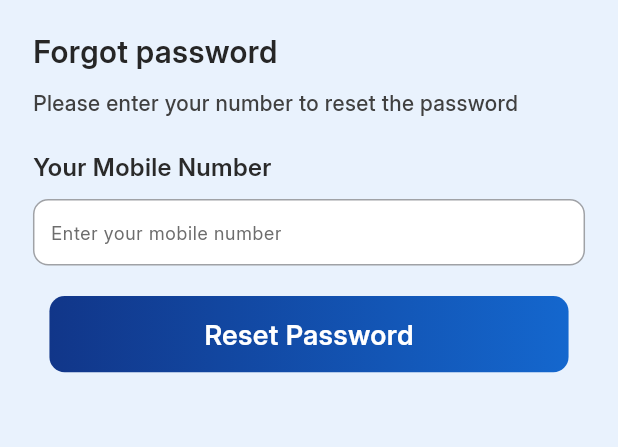
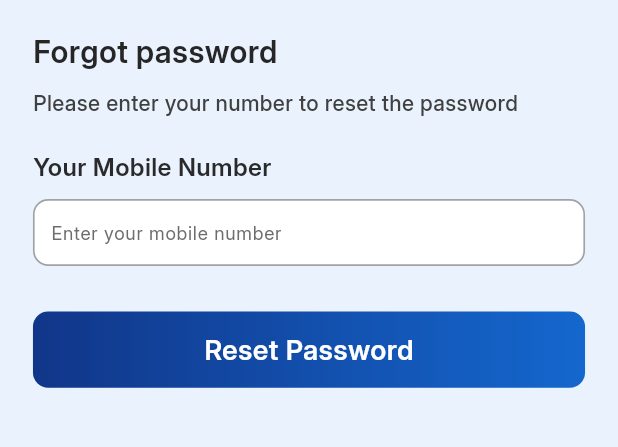
Before and after one commit to PindoliaRajshree/urban-services, a Flutter app: the ForgotPasswordScreen screen opened by its route, on a phone screen of 412 x 824 dp, the part 84-531 px from its top. Run offline on Flutter 3.47's test engine with Material 3 defaults, Android fonts, the phone set to English and light mode, and no system bars; our stand-ins replace dio, flutter_riverpod, flutter_screenutil, get, permission_handler, shared_preferences; accounts and stored records are empty.

Commit message:
completed hardcoded values to constants and code formatting

```diff
--- a/lib/features/authentication/forgot_password/check_email_screen.dart
+++ b/lib/features/authentication/forgot_password/check_email_screen.dart
@@ -142,7 +142,10 @@ class _CheckEmailScreenState extends State<CheckEmailScreen> {
       decoration: BoxDecoration(
         color: AppColors.white,
         borderRadius: BorderRadius.circular(AppDimensions.radius12r),
-        border: Border.all(color: AppColors.text, width: 1),
+        border: Border.all(
+          color: AppColors.text,
+          width: AppDimensions.containerWidth1w,
+        ),
       ),
       child: TextField(
         controller: controller.otpControllers[index],
--- a/lib/features/authentication/forgot_password/forgot_password_screen.dart
+++ b/lib/features/authentication/forgot_password/forgot_password_screen.dart
@@ -109,7 +109,7 @@ class _ForgotPasswordScreenState extends State<ForgotPasswordScreen> {
                           color: controller.mobileError.value != null
                               ? AppColors.danger
                               : AppColors.grey,
-                          width: 1,
+                          width: AppDimensions.containerWidth1w,
                         ),
                       ),
                       padding: EdgeInsets.symmetric(
@@ -163,15 +163,12 @@ class _ForgotPasswordScreenState extends State<ForgotPasswordScreen> {
                 ),
               ),
 
-              SizedBox(height: AppDimensions.padding20h),
+              SizedBox(height: AppDimensions.padding30h),
 
               // 8. Reset Password Button
-              Padding(
-                padding: .symmetric(horizontal: AppDimensions.padding10w),
-                child: PrimaryButton(
-                  text: 'Reset Password',
-                  onPressed: controller.resetPassword,
-                ),
+              PrimaryButton(
+                text: 'Reset Password',
+                onPressed: controller.resetPassword,
               ),
             ],
           ),
--- a/lib/features/authentication/forgot_password/reset_password_screen.dart
+++ b/lib/features/authentication/forgot_password/reset_password_screen.dart
@@ -163,7 +163,7 @@ class _ResetPasswordScreenState extends State<ResetPasswordScreen> {
                 color: errorRx.value != null
                     ? AppColors.danger
                     : AppColors.grey,
-                width: 1,
+                width: AppDimensions.containerWidth1w,
               ),
             ),
             padding: EdgeInsets.symmetric(horizontal: AppDimensions.padding10w),
@@ -199,7 +199,7 @@ class _ResetPasswordScreenState extends State<ResetPasswordScreen> {
                         ? Icons.visibility_off_outlined
                         : Icons.visibility_outlined,
                     color: AppColors.grey,
-                    size: 20,
+                    size: AppDimensions.containerHeight20h,
                   ),
                   onPressed: toggleVisibility,
                 ),
```
